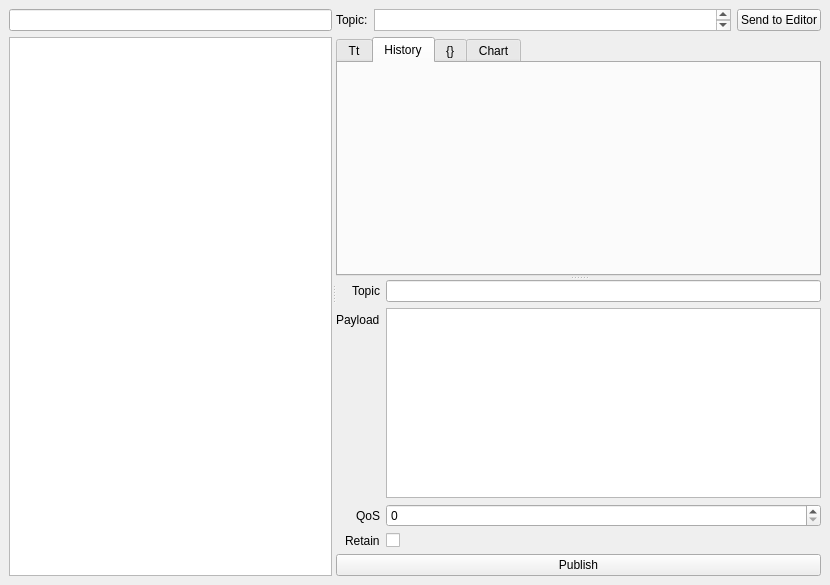
Before: the Qt Designer form ui/mainwindow.ui in mwdmwd/mqtt-navigator, drawn with Qt 5.
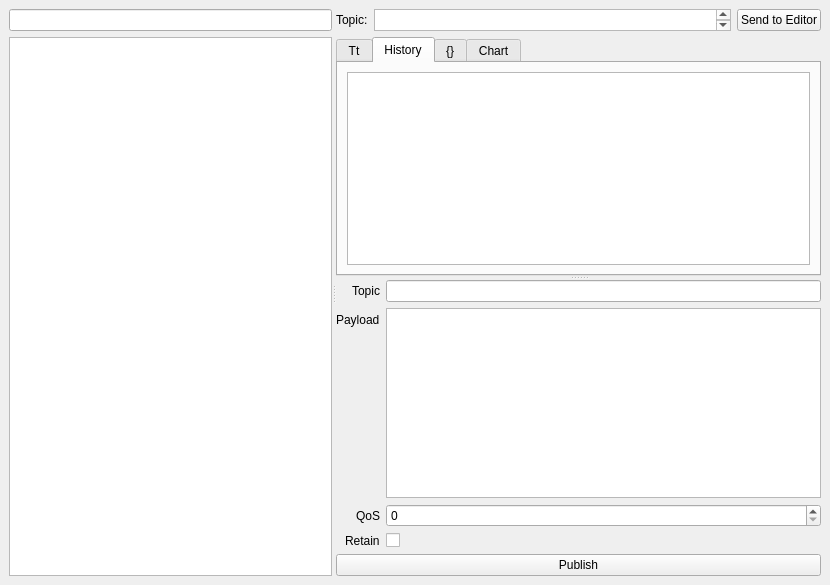
After: the same form once the commit is applied. The open tabs and pages were chosen to show the change.

Commit message: Add basic message history

```diff
--- a/ui/mainwindow.ui
+++ b/ui/mainwindow.ui
@@ -20,7 +20,7 @@
       <property name="orientation">
        <enum>Qt::Horizontal</enum>
       </property>
-      <widget class="QWidget" name="">
+      <widget class="QWidget" name="layoutWidget">
        <layout class="QVBoxLayout" name="verticalLayout_5">
         <item>
          <widget class="QLineEdit" name="text_tree_search"/>
@@ -100,6 +100,11 @@
             <attribute name="title">
              <string>History</string>
             </attribute>
+            <layout class="QVBoxLayout" name="verticalLayout_4">
+             <item>
+              <widget class="QTableWidget" name="table_history"/>
+             </item>
+            </layout>
            </widget>
            <widget class="QWidget" name="page_json">
             <attribute name="title">
```
Left out of the diff: 2 changed lines with no effect on the pictures. The commit also changes 2 other files.
